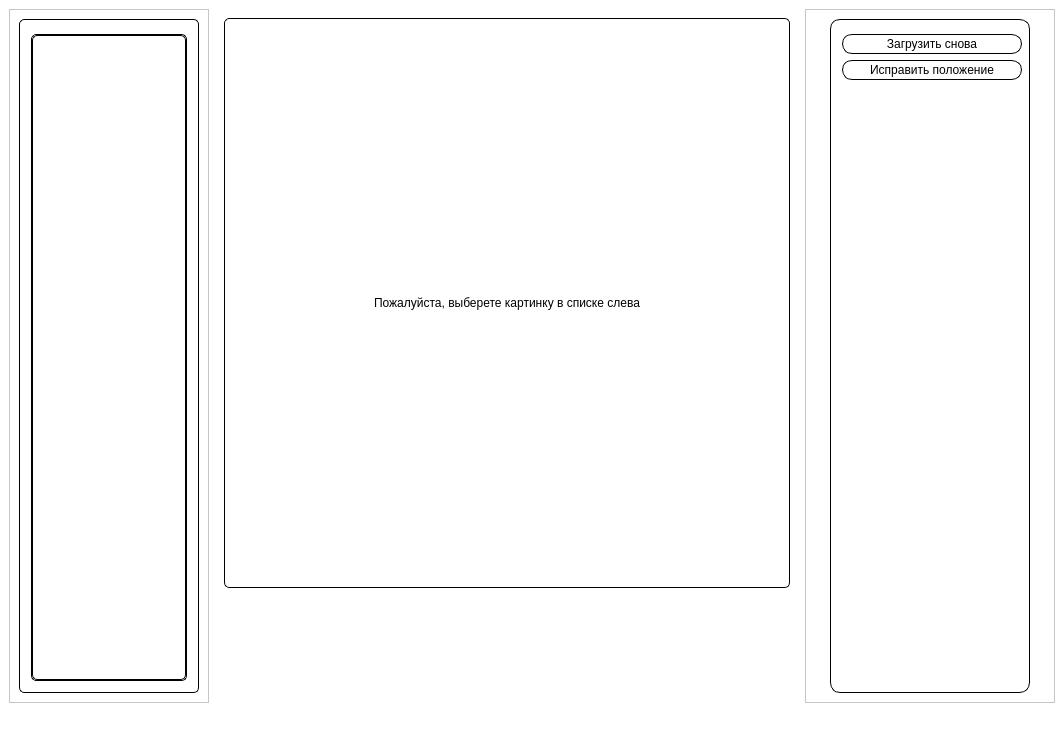
Old version of the form MainWorkWindow.ui in the repository YarickVodila/EfficientNetV2_Whale_Reidentification.
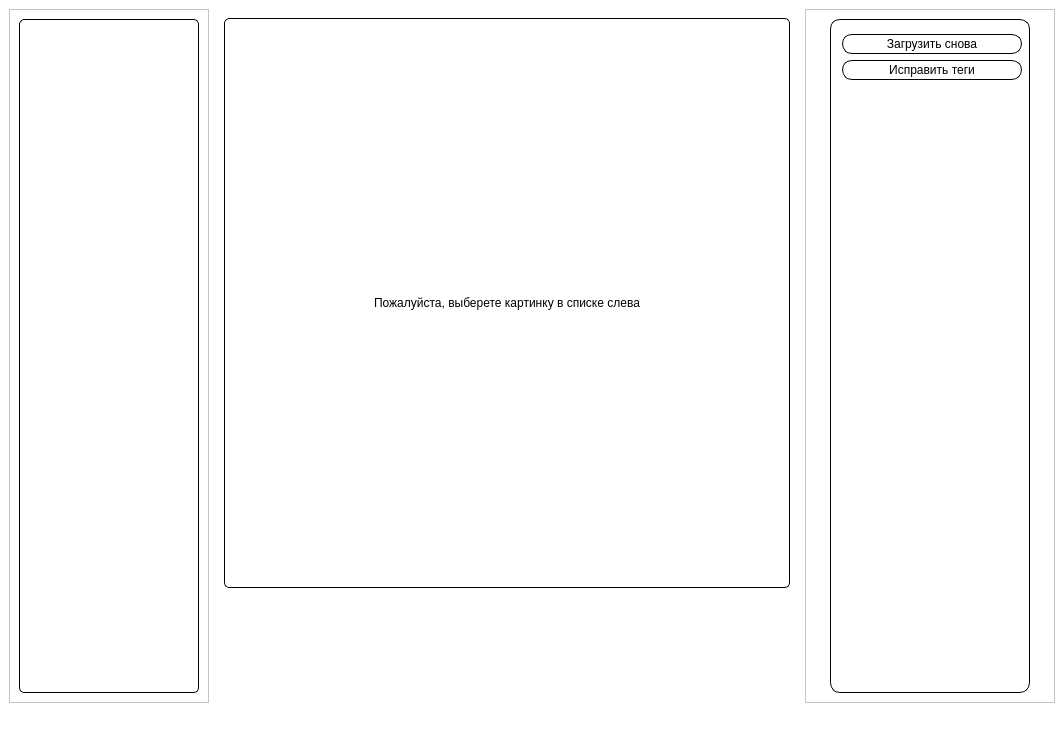
New version of the form. Icons and pictures are not drawn.

What changed in the file:
```diff
--- a/MainWorkWindow.ui
+++ b/MainWorkWindow.ui
@@ -99,6 +99,9 @@
          <layout class="QGridLayout" name="gridLayout_2">
           <item row="0" column="0">
            <widget class="QScrollArea" name="scrollArea">
+            <property name="styleSheet">
+             <string notr="true">border:None;</string>
+            </property>
             <property name="widgetResizable">
              <bool>true</bool>
             </property>
@@ -107,8 +110,8 @@
               <rect>
                <x>0</x>
                <y>0</y>
-               <width>158</width>
-               <height>653</height>
+               <width>160</width>
+               <height>655</height>
               </rect>
              </property>
              <layout class="QVBoxLayout" name="verticalLayout_2"/>
@@ -221,7 +224,7 @@
        <enum>QFrame::Raised</enum>
       </property>
       <layout class="QGridLayout" name="gridLayout_3">
-       <item row="1" column="0">
+       <item row="0" column="0">
         <widget class="QGroupBox" name="groupBox">
          <property name="minimumSize">
           <size>
@@ -252,8 +255,8 @@
          <property name="title">
           <string/>
          </property>
-         <layout class="QFormLayout" name="formLayout">
-          <item row="0" column="0">
+         <layout class="QVBoxLayout" name="verticalLayout_3">
+          <item>
            <widget class="QPushButton" name="BackButton">
             <property name="sizePolicy">
              <sizepolicy hsizetype="Fixed" vsizetype="Fixed">
@@ -272,7 +275,7 @@
             </property>
            </widget>
           </item>
-          <item row="1" column="0">
+          <item>
            <widget class="QPushButton" name="pushButton">
             <property name="sizePolicy">
              <sizepolicy hsizetype="Fixed" vsizetype="Fixed">
@@ -287,7 +290,42 @@
              </size>
             </property>
             <property name="text">
-             <string>Исправить положение</string>
+             <string>Исправить теги</string>
+            </property>
+           </widget>
+          </item>
+          <item>
+           <spacer name="verticalSpacer">
+            <property name="orientation">
+             <enum>Qt::Vertical</enum>
+            </property>
+            <property name="sizeHint" stdset="0">
+             <size>
+              <width>20</width>
+              <height>40</height>
+             </size>
+            </property>
+           </spacer>
+          </item>
+          <item>
+           <widget class="QLabel" name="label">
+            <property name="maximumSize">
+             <size>
+              <width>200</width>
+              <height>200</height>
+             </size>
+            </property>
+            <property name="styleSheet">
+             <string notr="true">border:None;</string>
+            </property>
+            <property name="text">
+             <string/>
+            </property>
+            <property name="pixmap">
+             <pixmap>photo_2022-11-12_20-44-35.jpg</pixmap>
+            </property>
+            <property name="scaledContents">
+             <bool>true</bool>
             </property>
            </widget>
           </item>
```
Left out of the diff: 2 changed lines with no effect on the pictures.
